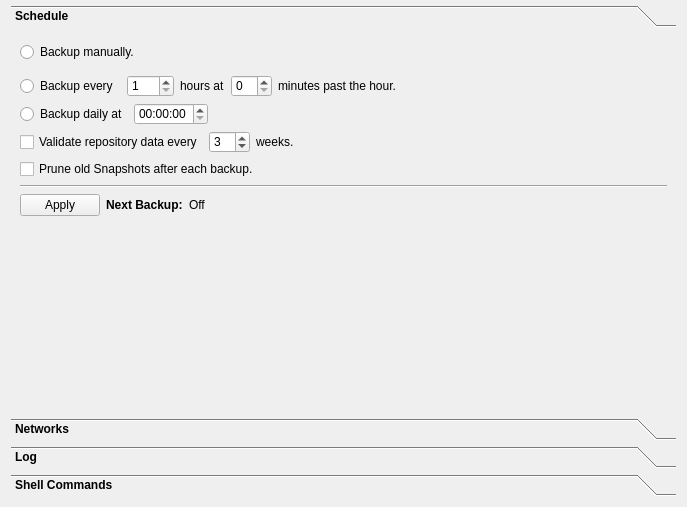
Before: the Qt Designer form src/vorta/assets/UI/scheduletab.ui in borgbase/vorta, drawn with Qt 5.
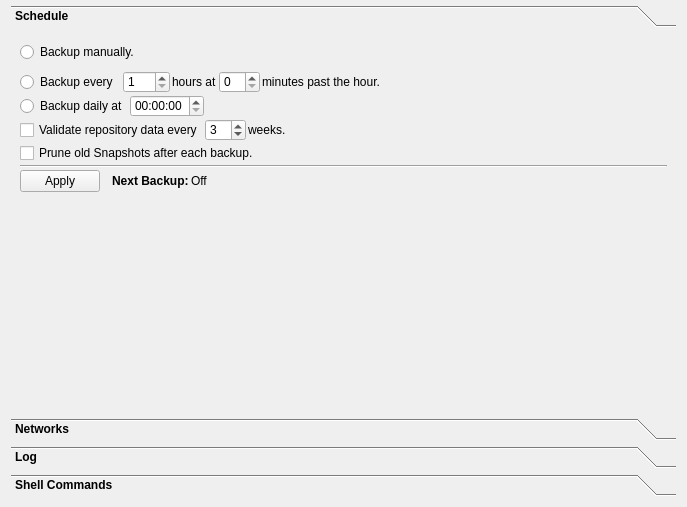
After: the same form once the commit is applied. The open tabs and pages were chosen to show the change. Icons and pictures are not drawn.

Patch:
```diff
--- a/src/vorta/assets/UI/scheduletab.ui
+++ b/src/vorta/assets/UI/scheduletab.ui
@@ -57,6 +57,9 @@
        <string>Schedule</string>
       </attribute>
       <layout class="QVBoxLayout" name="verticalLayout">
+       <property name="spacing">
+        <number>2</number>
+       </property>
        <item>
         <layout class="QHBoxLayout" name="horizontalLayout_2">
          <property name="sizeConstraint">
@@ -285,6 +288,22 @@
            </property>
           </widget>
          </item>
+         <item>
+          <spacer name="horizontalSpacer_5">
+           <property name="orientation">
+            <enum>Qt::Horizontal</enum>
+           </property>
+           <property name="sizeType">
+            <enum>QSizePolicy::Fixed</enum>
+           </property>
+           <property name="sizeHint" stdset="0">
+            <size>
+             <width>10</width>
+             <height>20</height>
+            </size>
+           </property>
+          </spacer>
+         </item>
          <item>
           <widget class="QLabel" name="label_3">
            <property name="font">
```
Left out of the diff: 10 changed lines with no effect on the pictures.
